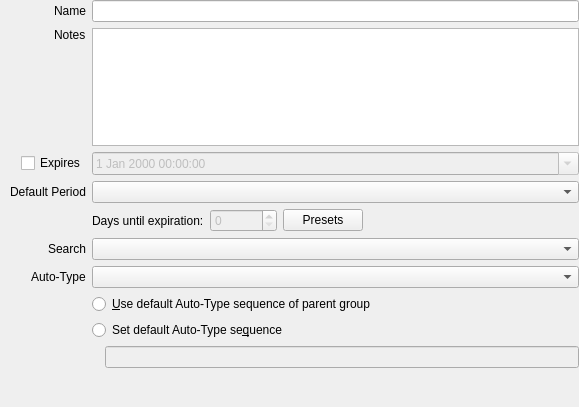
MuehlburgPhoenix/keepassxc, file src/gui/group/EditGroupWidgetMain.ui: the form before one commit.
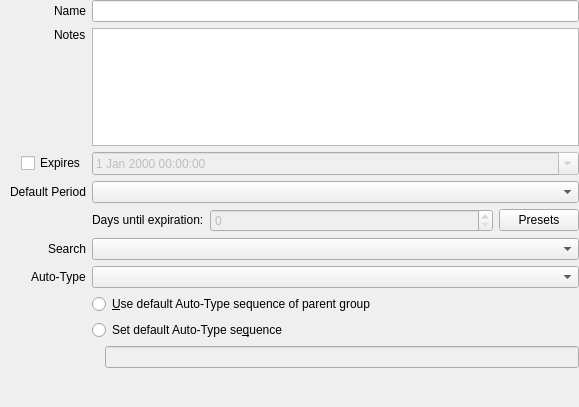
The form after the commit.

The edit to the form file:
```diff
--- a/src/gui/group/EditGroupWidgetMain.ui
+++ b/src/gui/group/EditGroupWidgetMain.ui
@@ -193,7 +193,7 @@
      <item>
       <widget class="QLabel" name="defaultPeriodDaysLabel">
        <property name="sizePolicy">
-        <sizepolicy hsizetype="Minimum" vsizetype="Preferred">
+        <sizepolicy hsizetype="Minimum" vsizetype="Fixed">
          <horstretch>0</horstretch>
          <verstretch>0</verstretch>
         </sizepolicy>
@@ -209,7 +209,7 @@
         <bool>false</bool>
        </property>
        <property name="sizePolicy">
-        <sizepolicy hsizetype="Preferred" vsizetype="Fixed">
+        <sizepolicy hsizetype="Expanding" vsizetype="Fixed">
          <horstretch>0</horstretch>
          <verstretch>0</verstretch>
         </sizepolicy>
@@ -232,19 +232,6 @@
        </property>
       </widget>
      </item>
-     <item>
-      <spacer name="defaultPeriodSpacer">
-       <property name="orientation">
-        <enum>Qt::Horizontal</enum>
-       </property>
-       <property name="sizeHint" stdset="0">
-        <size>
-         <width>40</width>
-         <height>20</height>
-        </size>
-       </property>
-      </spacer>
-     </item>
     </layout>
    </item>
   </layout>
```
